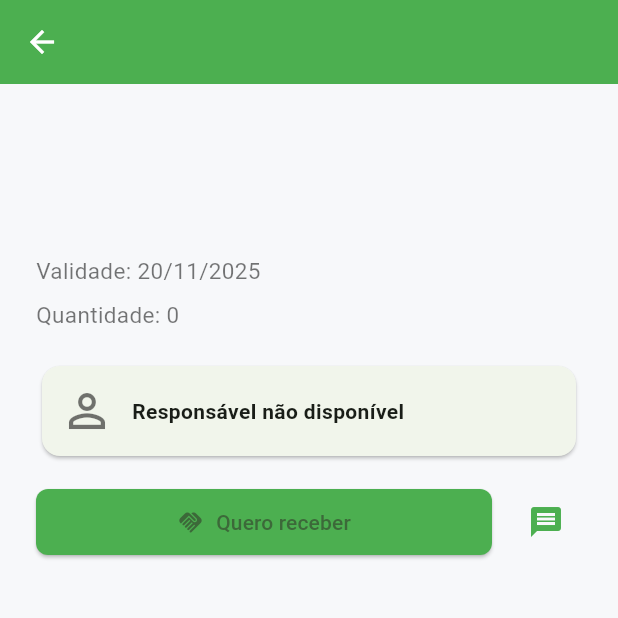
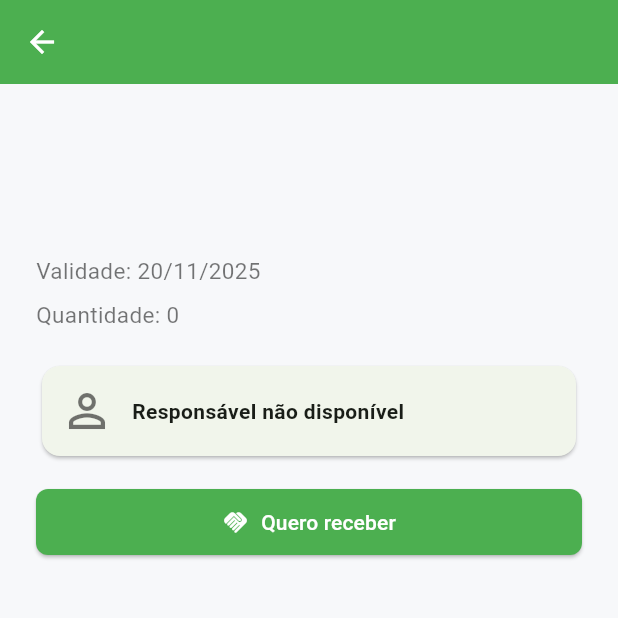
Before and after one commit to danyllo-aniceto/zero-desperdicio, a Flutter app: the FoodDetailScreen screen opened directly with empty values, on a phone screen of 412 x 824 dp, the top half of it. Run offline on Flutter 3.47's test engine with Material 3 defaults, Android fonts, the phone set to English and light mode, and no system bars; our stand-ins replace flutter_riverpod, mask_text_input_formatter; missing offline and left inert: dart:html; accounts and stored records are empty; statements that could not run were skipped.

Commit message:
fix: ajustes de layout finais

```diff
--- a/lib/src/screens/admin/admin_dashboard_screen.dart
+++ b/lib/src/screens/admin/admin_dashboard_screen.dart
@@ -76,7 +76,7 @@ class _AdminDashboardScreenState extends State<AdminDashboardScreen> {
         content: Text('Tem certeza que deseja alterar o status de "${user.nomeUsuario}" para "$newStatus"?'),
         actions: [
           TextButton(onPressed: () => Navigator.pop(context, false), child: const Text('Cancelar')),
-          ElevatedButton(onPressed: () => Navigator.pop(context, true), child: const Text('Confirmar')),
+          ElevatedButton(onPressed: () => Navigator.pop(context, true), child: const Text('Confirmar', style: TextStyle(color: Colors.white),)),
         ],
       ),
     );
--- a/lib/src/screens/food/compose_message_screen.dart
+++ b/lib/src/screens/food/compose_message_screen.dart
@@ -163,8 +163,8 @@ class _ComposeMessageScreenState extends State<ComposeMessageScreen> {
                 Expanded(
                   child: ElevatedButton.icon(
                     onPressed: _send,
-                    icon: const Icon(Icons.send),
-                    label: const Text('Enviar'),
+                    icon: const Icon(Icons.send, color: Colors.white,),
+                    label: const Text('Enviar', style: TextStyle(color: Colors.white),),
                     style: ElevatedButton.styleFrom(backgroundColor: Colors.green, padding: const EdgeInsets.symmetric(vertical: 14)),
                   ),
                 ),
--- a/lib/src/screens/food/food_detail_screen.dart
+++ b/lib/src/screens/food/food_detail_screen.dart
@@ -211,11 +211,6 @@ class _FoodDetailScreenState extends State<FoodDetailScreen> {
                         ],
                       ),
                     ),
-                    IconButton(
-                      tooltip: 'Enviar mensagem',
-                      onPressed: () => _showMessageOptions(context, widget.doacao),
-                      icon: const Icon(Icons.message, color: Colors.green),
-                    ),
                   ],
                 ),
               ),
@@ -233,13 +228,11 @@ class _FoodDetailScreenState extends State<FoodDetailScreen> {
                   onPressed: () {
                     Navigator.push(context, MaterialPageRoute(builder: (_) => ComposeMessageScreen(doacao: widget.doacao, action: 'receber')));
                   },
-                  icon: const Icon(Icons.handshake),
-                  label: const Text('Quero receber'),
+                  icon: const Icon(Icons.handshake, color: Colors.white,),
+                  label: const Text('Quero receber', style: TextStyle(color: Colors.white),),
                   style: ElevatedButton.styleFrom(backgroundColor: Colors.green, padding: const EdgeInsets.symmetric(horizontal: 20, vertical: 12)),
                 ),
               ),
-              const SizedBox(width: 12),
-              IconButton(onPressed: () => _showMessageOptions(context, widget.doacao), icon: const Icon(Icons.message, color: Colors.green)),
             ]),
           ] else ...[
             Row(children: [
@@ -257,8 +250,8 @@ class _FoodDetailScreenState extends State<FoodDetailScreen> {
                     Navigator.pop(context, 'updated');
                   }
                 },
-                icon: const Icon(Icons.edit),
-                label: const Text('Editar'),
+                icon: const Icon(Icons.edit, color: Colors.white,),
+                label: const Text('Editar', style: TextStyle(color: Colors.white),),
                 style: ElevatedButton.styleFrom(backgroundColor: Colors.green),
               ),
             ]),
--- a/lib/src/screens/food/food_edit_screen.dart
+++ b/lib/src/screens/food/food_edit_screen.dart
@@ -199,7 +199,7 @@ class _FoodEditScreenState extends State<FoodEditScreen> {
               children: [
                 Expanded(child: TextField(controller: _qtyCtrl, keyboardType: TextInputType.number, decoration: const InputDecoration(labelText: 'Quantidade'))),
                 const SizedBox(width: 12),
-                ElevatedButton.icon(onPressed: _pickDate, icon: const Icon(Icons.calendar_today), label: Text('${_validade.day}/${_validade.month}/${_validade.year}')),
+                ElevatedButton.icon(onPressed: _pickDate, icon: const Icon(Icons.calendar_today, color: Colors.white,), label: Text('${_validade.day}/${_validade.month}/${_validade.year}', style: TextStyle(color: Colors.white),)),
               ],
             ),
             const SizedBox(height: 12),
@@ -229,9 +229,9 @@ class _FoodEditScreenState extends State<FoodEditScreen> {
             const Spacer(),
             Row(
               children: [
-                Expanded(child: OutlinedButton(onPressed: () => Navigator.pop(context), child: const Text('Cancelar'))),
+                Expanded(child: ElevatedButton(style: ElevatedButton.styleFrom(backgroundColor: Colors.white), onPressed: () => Navigator.pop(context), child: const Text('Cancelar'),)),
                 const SizedBox(width: 12),
-                Expanded(child: ElevatedButton(onPressed: _save, child: const Text('Salvar'))),
+                Expanded(child: ElevatedButton(onPressed: _save, child: const Text('Salvar', style: TextStyle(color: Colors.white),))),
               ],
             ),
           ],
--- a/lib/src/screens/home/my_donations.dart
+++ b/lib/src/screens/home/my_donations.dart
@@ -155,6 +155,7 @@ class _MyDonationsScreenState extends State<MyDonationsScreen> with SingleTicker
             Tab(text: 'Minhas doações'),
             Tab(text: 'Recebidas'),
           ],
+          labelColor: Colors.white,
         ),
       ),
       body: TabBarView(
--- a/pubspec.yaml
+++ b/pubspec.yaml
@@ -15,6 +15,7 @@ dependencies:
   cupertino_icons: ^1.0.2
   flutter_riverpod: ^2.5.1
   uuid: ^4.4.0
+  mask_text_input_formatter: ^2.0.0
 
 dev_dependencies:
   flutter_test:
```
Also changed, not shown: lib/src/screens/loginAndRegister/register_screen.dart (+15 -5 lines), lib/src/screens/user/user_profile_screen.dart (+8 -2 lines), pubspec.lock.
